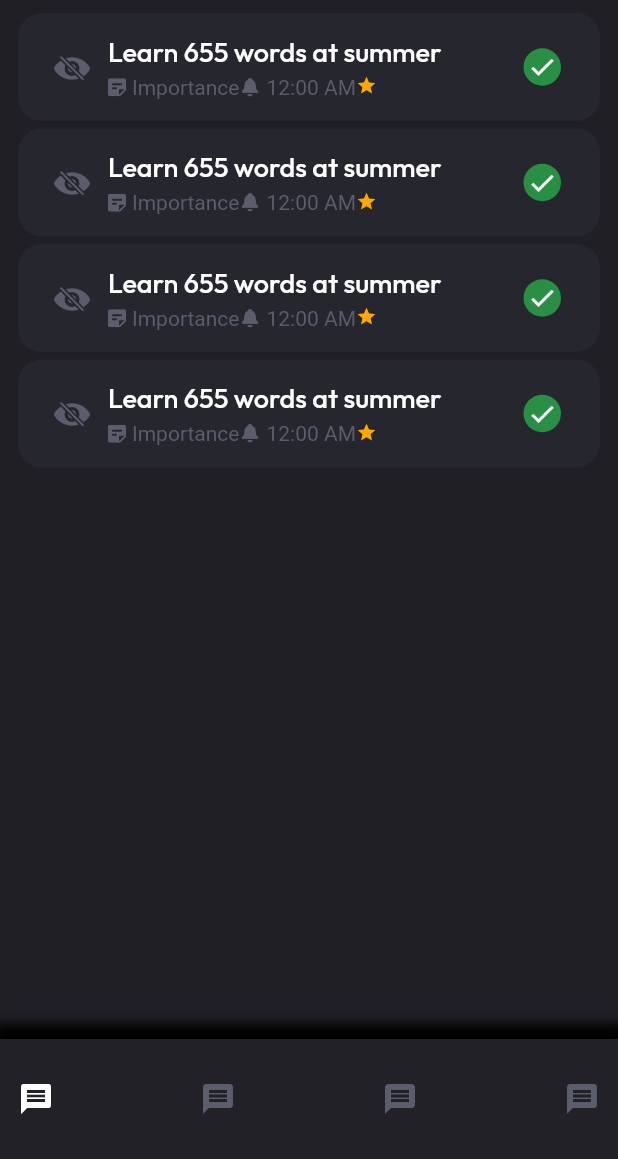
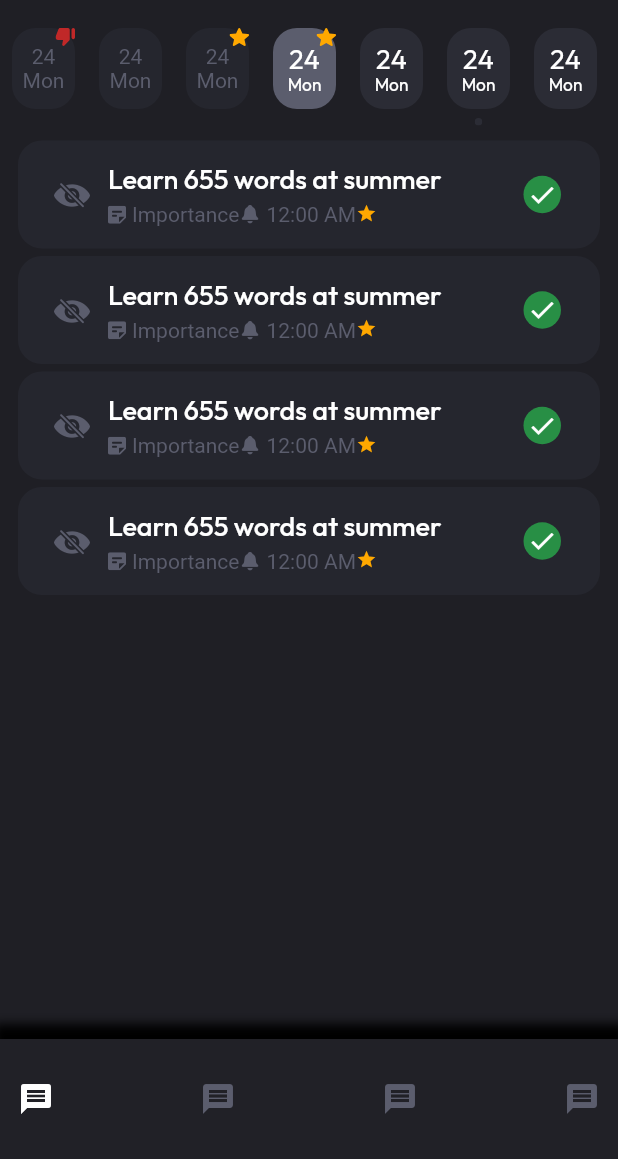
Before and after one commit to ericNygzarovich/wildeTodo, a Flutter app: the screen it shows after launch, on a phone screen of 412 x 824 dp, the part 77-1236 px from its top. Run offline on Flutter 3.47's test engine with Material 2 defaults, Android fonts, the phone set to English and light mode, and no system bars; our stand-ins replace equatable, flutter_svg.

Commit message:
finished make_up_the_ribbon_of_calendar

```diff
--- /dev/null
+++ b/lib/models/calendar_item_model.dart
@@ -0,0 +1,15 @@
+import '../modules/tasks/widgets/calendar_item_widget.dart';
+
+class CalendarItemModel {
+  final bool? isSuccses;
+  final bool? status;
+  final bool? dotIndecator;
+  final CalendarItemStatus stateIndicator;
+
+  const CalendarItemModel({
+    this.isSuccses = false,
+    this.dotIndecator = false,
+    this.status = false,
+    required this.stateIndicator,
+  });
+}
--- a/lib/modules/tasks/screen/tasks_screen.dart
+++ b/lib/modules/tasks/screen/tasks_screen.dart
@@ -1,5 +1,35 @@
 import 'package:flutter/material.dart';
+
 import 'package:wildtodo/modules/tasks/widgets/task.dart';
+
+import '../../../models/calendar_item_model.dart';
+import '../widgets/calendar_item_widget.dart';
+
+List<CalendarItemModel> calendarItems = const [
+  CalendarItemModel(
+    stateIndicator: CalendarItemStatus.muted,
+    status: true,
+  ),
+  CalendarItemModel(stateIndicator: CalendarItemStatus.muted),
+  CalendarItemModel(
+    stateIndicator: CalendarItemStatus.muted,
+    status: true,
+    isSuccses: true,
+  ),
+  CalendarItemModel(
+    stateIndicator: CalendarItemStatus.selected,
+    status: true,
+    isSuccses: true,
+  ),
+  CalendarItemModel(stateIndicator: CalendarItemStatus.normal),
+  CalendarItemModel(
+    stateIndicator: CalendarItemStatus.normal,
+    dotIndecator: true,
+  ),
+  CalendarItemModel(stateIndicator: CalendarItemStatus.normal),
+  CalendarItemModel(stateIndicator: CalendarItemStatus.normal),
+  CalendarItemModel(stateIndicator: CalendarItemStatus.normal),
+];
 
 class TasksScreen extends StatelessWidget {
   const TasksScreen({
@@ -8,7 +38,35 @@ class TasksScreen extends StatelessWidget {
 
   @override
   Widget build(BuildContext context) {
-    return ListView.separated(
+    return Column(
+      children: [
+        const SizedBox(height: 10),
+        SizedBox(
+          height: 65,
+          width: double.infinity,
+          child: CustomScrollView(
+            scrollDirection: Axis.horizontal,
+            slivers: [
+              SliverList(
+                delegate: SliverChildBuilderDelegate(
+                  childCount: calendarItems.length,
+                  (context, index) => Padding(
+                    padding: const EdgeInsets.fromLTRB(8, 0, 8, 0),
+                    child: CalendarItemWidget(
+                      stateIndicator: calendarItems[index].stateIndicator,
+                      dotIndecator: calendarItems[index].dotIndecator!,
+                      status: calendarItems[index].status!,
+                      isSuccses: calendarItems[index].isSuccses!,
+                    ),
+                  ),
+                ),
+              )
+            ],
+          ),
+        ),
+        const SizedBox(height: 10),
+        Expanded(
+          child: ListView.separated(
             itemCount: 4,
             itemBuilder: (context, index) => const Padding(
               padding: EdgeInsets.symmetric(horizontal: 12),
@@ -23,6 +81,9 @@ class TasksScreen extends StatelessWidget {
             separatorBuilder: (context, index) => const SizedBox(
               height: 5,
             ),
+          ),
+        ),
+      ],
     );
   }
 }
--- /dev/null
+++ b/lib/modules/tasks/widgets/calendar_item_widget.dart
@@ -0,0 +1,83 @@
+import 'package:flutter/material.dart';
+import 'package:flutter_svg/svg.dart';
+import 'package:wildtodo/core/core_utils.dart';
+
+enum CalendarItemStatus {
+  selected,
+  normal,
+  muted,
+}
+
+class CalendarItemWidget extends StatelessWidget {
+  final bool isSuccses;
+  final bool status;
+  final bool dotIndecator;
+  final CalendarItemStatus stateIndicator;
+
+  const CalendarItemWidget({
+    super.key,
+    this.isSuccses = false,
+    this.dotIndecator = false,
+    this.status = false,
+    required this.stateIndicator,
+  });
+
+  @override
+  Widget build(BuildContext context) {
+    return Column(
+      mainAxisAlignment: MainAxisAlignment.spaceBetween,
+      crossAxisAlignment: CrossAxisAlignment.center,
+      children: [
+        Stack(
+          alignment: Alignment.topRight,
+          children: [
+            Container(
+              height: 54,
+              width: 42,
+              decoration: BoxDecoration(
+                color: (stateIndicator == CalendarItemStatus.normal)
+                    ? context.theme.palette.grayscale.g4
+                    : (stateIndicator == CalendarItemStatus.selected)
+                        ? context.theme.palette.grayscale.g5
+                        : context.theme.palette.grayscale.g3,
+                borderRadius: const BorderRadius.all(Radius.circular(16)),
+              ),
+              child: Column(
+                mainAxisAlignment: MainAxisAlignment.center,
+                children: [
+                  Text(
+                    '24',
+                    style: (stateIndicator != CalendarItemStatus.muted)
+                        ? context.theme.typeface.body2.regular
+                        : TextStyle(color: context.theme.palette.grayscale.g5),
+                  ),
+                  Text(
+                    'Mon',
+                    style: (stateIndicator != CalendarItemStatus.muted)
+                        ? context.theme.typeface.caption.regular
+                        : TextStyle(color: context.theme.palette.grayscale.g5),
+                  ),
+                ],
+              ),
+            ),
+            if (status) ...{
+              isSuccses
+                  ? SvgPicture.asset('assets/icons/Starred.svg')
+                  : SvgPicture.asset('assets/icons/Failed.svg'),
+            }
+          ],
+        ),
+        if (dotIndecator)
+          ClipOval(
+            child: SizedBox(
+              height: 5,
+              width: 5,
+              child: ColoredBox(
+                color: context.theme.palette.grayscale.g4,
+              ),
+            ),
+          ),
+      ],
+    );
+  }
+}
```
Also changed, not shown: assets/icons/Failed.svg (added), assets/icons/Starred.svg (added). Lines whose indentation alone changed are shown as unchanged.
